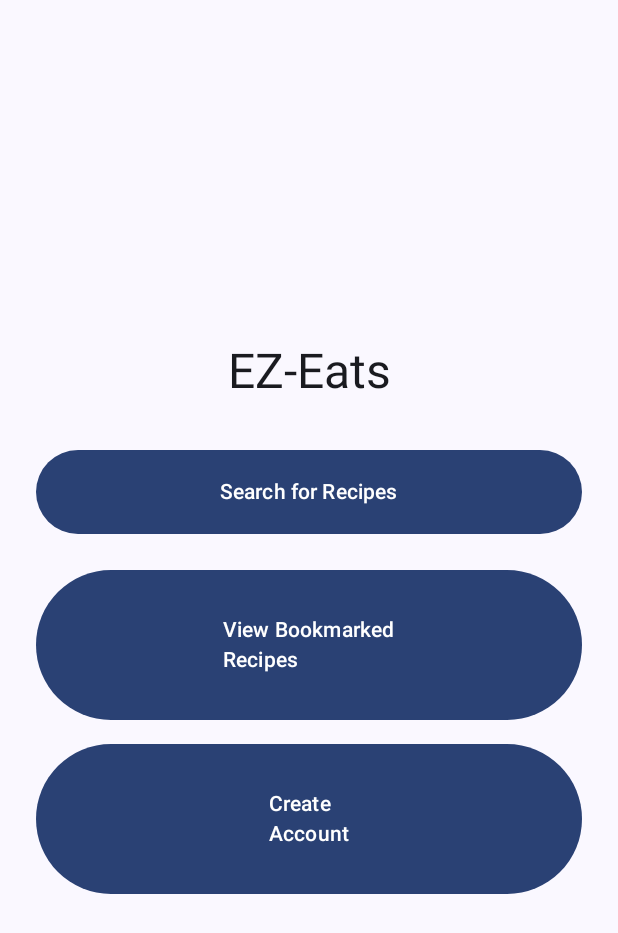
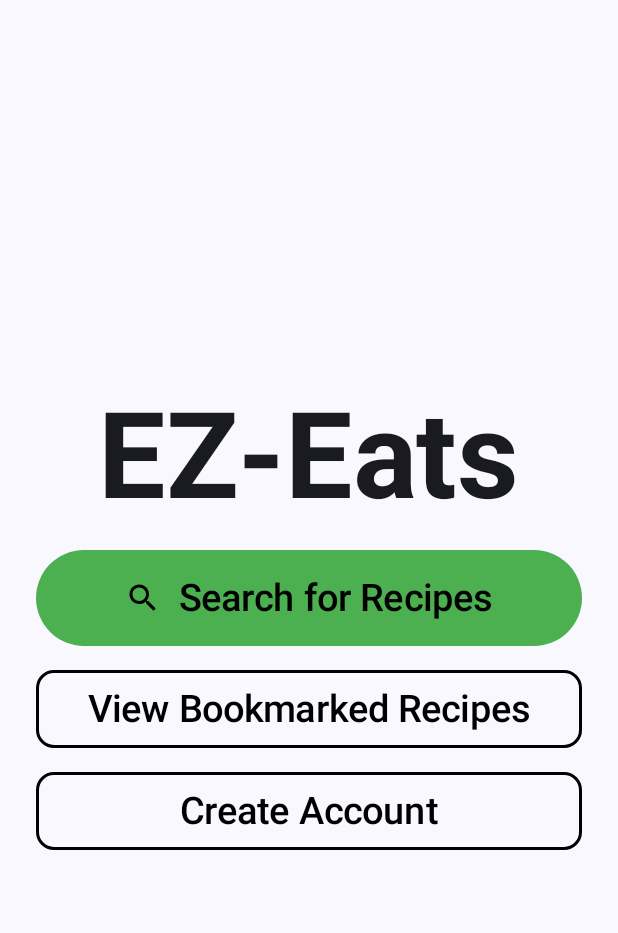
Before and after one commit to YuRoGameDev/EzEats, an Android app built with Jetpack Compose: the screen it shows after launch (MainActivity), on a phone screen of 412 x 824 dp. Shown: the top 933 px of the screen. Run offline under Robolectric (Android 15) with nearby library versions, the phone set to English and light mode, and no system bars.

Commit message:
Finished Home Screen - Added Room - Added searching

```diff
--- a/app/build.gradle.kts
+++ b/app/build.gradle.kts
@@ -59,4 +59,7 @@ dependencies {
     debugImplementation(libs.androidx.ui.tooling)
     debugImplementation(libs.androidx.ui.test.manifest)
 
+    val room_version = "2.7.0"
+    implementation("androidx.room:room-runtime:$room_version")
+    implementation("androidx.room:room-ktx:$room_version")
 }
--- a/app/src/main/java/com/example/ezeats/HomeScreen.kt
+++ b/app/src/main/java/com/example/ezeats/HomeScreen.kt
@@ -1,13 +1,19 @@
 package com.example.ezeats
 
 import androidx.activity.compose.BackHandler
+import androidx.compose.foundation.BorderStroke
 import androidx.compose.foundation.layout.*
 import androidx.compose.foundation.shape.RoundedCornerShape
+import androidx.compose.material.icons.Icons
+import androidx.compose.material.icons.filled.Search
 import androidx.compose.material3.*
 import androidx.compose.runtime.Composable
 import androidx.compose.ui.Alignment
 import androidx.compose.ui.Modifier
-import androidx.compose.ui.unit.dp
+import androidx.compose.ui.graphics.Color
+import androidx.compose.ui.platform.LocalConfiguration
+import androidx.compose.ui.text.font.FontWeight
+import androidx.compose.ui.unit.*
 import androidx.navigation.NavController
 
 @Composable
@@ -15,6 +21,9 @@ fun HomeScreen(navController: NavController) {
     BackHandler(enabled = true) {
         // Do nothing, back is disabled
     }
+
+    val screenWidth = LocalConfiguration.current.screenWidthDp.dp
+    val buttonMaxWidth = if (screenWidth > 600.dp) 400.dp else Dp.Unspecified
 
     Column(
         modifier = Modifier
@@ -25,41 +34,58 @@ fun HomeScreen(navController: NavController) {
     ) {
         Text(
             text = "EZ-Eats",
-            style = MaterialTheme.typography.headlineLarge
+            style = MaterialTheme.typography.displayLarge.copy(fontWeight = FontWeight.Bold),
+            modifier = Modifier.padding(bottom = 15.dp),
+            fontSize = 80.sp
         )
 
-        Spacer(modifier = Modifier.height(32.dp))
-
         Button(
-            onClick = { navController.navigate(Screen.Search.route) }, // Navigate to search screen
+            onClick = { navController.navigate(Screen.Search.route) },
             shape = RoundedCornerShape(50),
+            colors = ButtonDefaults.buttonColors(containerColor = Color(0xFF4CAF50)),
             modifier = Modifier
-                .fillMaxWidth()
-                .height(56.dp)
+                .then(if (buttonMaxWidth != Dp.Unspecified) Modifier.width(buttonMaxWidth) else Modifier.fillMaxWidth())
+                .height(64.dp)
         ) {
-            Text("Search for Recipes")
-        }
-
-        Spacer(modifier = Modifier.height(24.dp))
-
-        Button(
-            onClick = { navController.navigate(Screen.Bookmarked.route) },
-            modifier = Modifier
-                .fillMaxWidth()
-                .height(100.dp)
-        ) {
-            Text("View Bookmarked\nRecipes")
+            Icon(
+                imageVector = Icons.Default.Search,
+                contentDescription = "Search Icon",
+                tint = Color.Black
+            )
+            Spacer(modifier = Modifier.width(12.dp))
+            Text(
+                text = "Search for Recipes",
+                fontSize = 25.sp,
+                color = Color.Black
+            )
         }
 
         Spacer(modifier = Modifier.height(16.dp))
 
-        Button(
+        OutlinedButton(
+            onClick = { navController.navigate(Screen.Bookmarked.route) },
+            shape = RoundedCornerShape(12.dp),
+            colors = ButtonDefaults.outlinedButtonColors(contentColor = Color.Black),
+            border = BorderStroke(2.dp, Color.Black),
+            modifier = Modifier
+                .then(if (buttonMaxWidth != Dp.Unspecified) Modifier.width(buttonMaxWidth) else Modifier.fillMaxWidth())
+                .height(52.dp)
+        ) {
+            Text("View Bookmarked Recipes", fontSize = 25.sp)
+        }
+
+        Spacer(modifier = Modifier.height(16.dp))
+
+        OutlinedButton(
             onClick = { navController.navigate(Screen.Account.route) },
+            shape = RoundedCornerShape(12.dp),
+            colors = ButtonDefaults.outlinedButtonColors(contentColor = Color.Black),
+            border = BorderStroke(2.dp, Color.Black),
             modifier = Modifier
-                .fillMaxWidth()
-                .height(100.dp)
+                .then(if (buttonMaxWidth != Dp.Unspecified) Modifier.width(buttonMaxWidth) else Modifier.fillMaxWidth())
+                .height(52.dp)
         ) {
-            Text("Create\nAccount")
+            Text("Create Account", fontSize = 25.sp)
         }
     }
 }
--- a/gradle/libs.versions.toml
+++ b/gradle/libs.versions.toml
@@ -8,6 +8,7 @@ espressoCore = "3.6.1"
 lifecycleRuntimeKtx = "2.8.7"
 activityCompose = "1.10.1"
 composeBom = "2024.09.00"
+room = "2.5.0"
 
 [libraries]
 androidx-core-ktx = { group = "androidx.core", name = "core-ktx", version.ref = "coreKtx" }
@@ -26,7 +27,6 @@ androidx-ui-test-junit4 = { group = "androidx.compose.ui", name = "ui-test-junit
 androidx-material3 = { group = "androidx.compose.material3", name = "material3" }
 androidx-navigation-compose = "androidx.navigation:navigation-compose:2.7.6"
 
-
 [plugins]
 android-application = { id = "com.android.application", version.ref = "agp" }
 kotlin-android = { id = "org.jetbrains.kotlin.android", version.ref = "kotlin" }
```
Also changed, not shown: app/src/main/java/com/example/ezeats/BookMarkScreen.kt (+38 -26 lines), app/src/main/java/com/example/ezeats/SearchScreen.kt (+127 -34 lines), app/src/main/java/com/example/ezeats/recipe/RecipePreviewCard.kt (+41 -19 lines), app/src/main/java/com/example/ezeats/recipe/RecipieFetcher.kt (+147 -26 lines).
